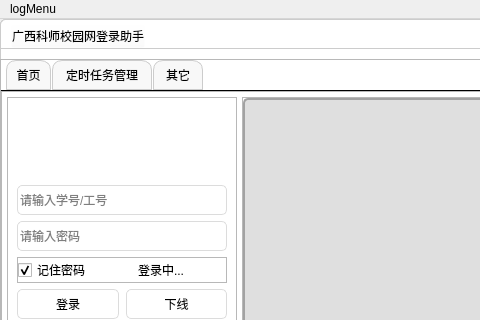
Old version of the form assets/qtfile/main.ui in the repository quanmianup/GXSTNU-Schoolnet-Login-Assistant; both pictures show x 0 to 480 and y 0 to 320 of the 601 by 523 pixel window.
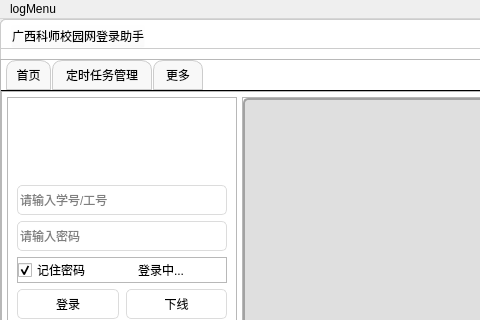
New version of the form. Icons and pictures are not drawn.

```diff
--- a/assets/qtfile/main.ui
+++ b/assets/qtfile/main.ui
@@ -220,7 +220,7 @@
             <string notr="true"/>
            </property>
            <property name="text">
-            <string>其它</string>
+            <string>更多</string>
            </property>
           </widget>
          </item>
```
Left out of the diff: 4 changed lines with no effect on the pictures.
